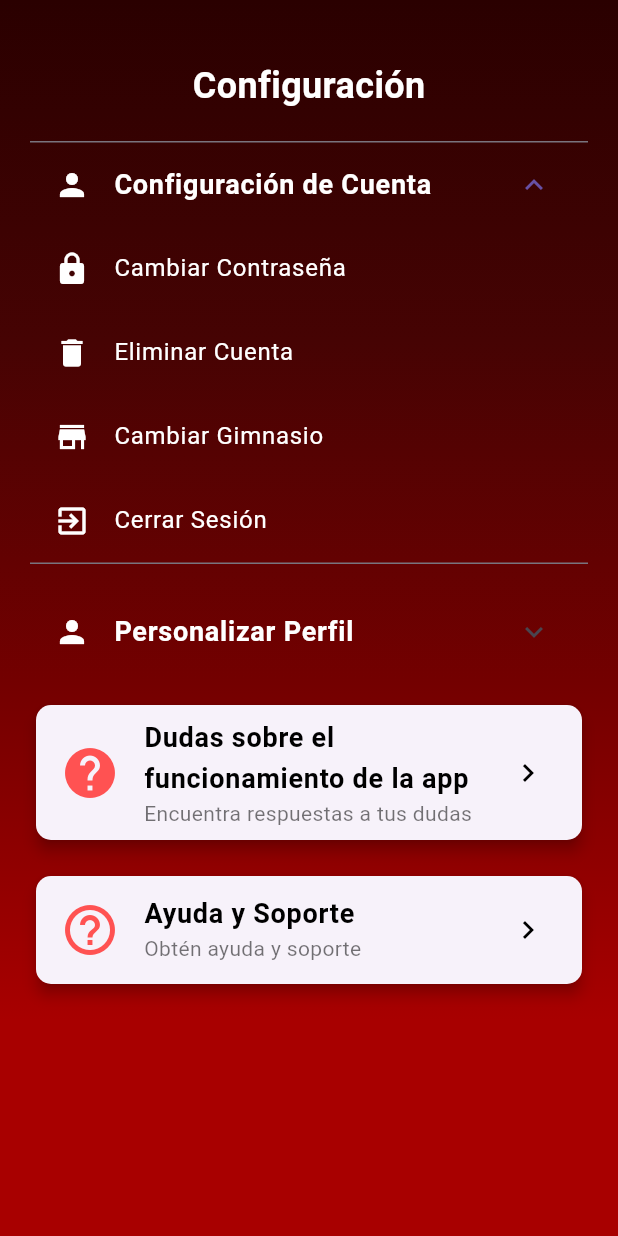
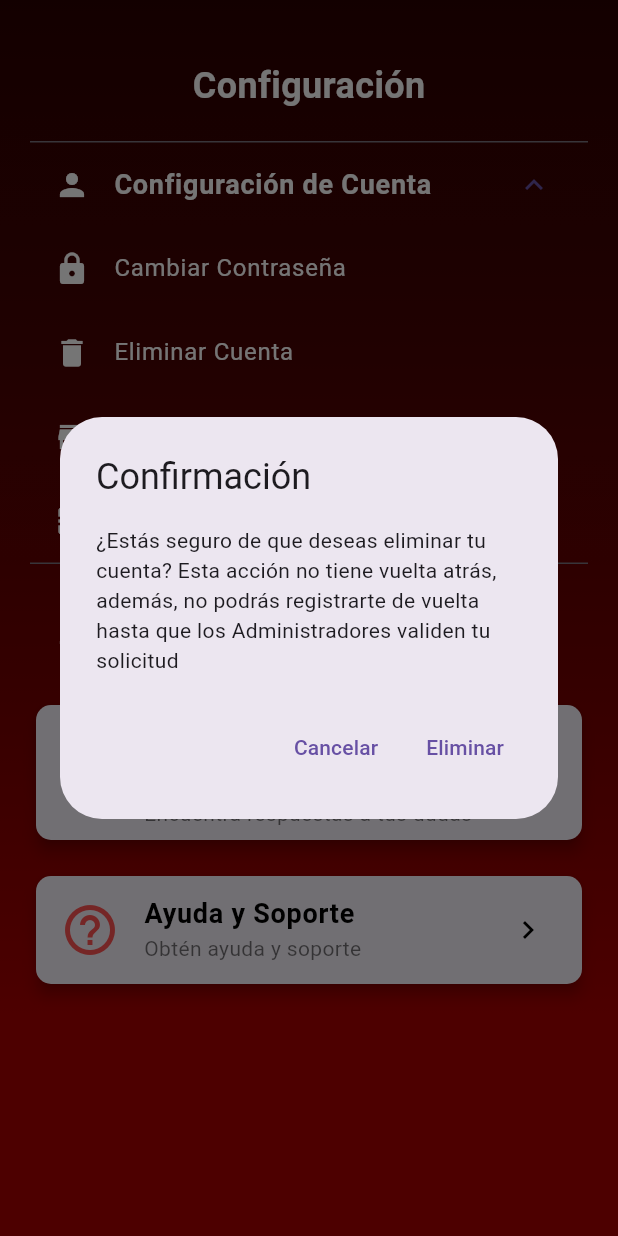
Before and after one commit to ripleyos/ProyectoGimnasio, a Flutter app: the SettingsPage screen opened directly with empty values, after a tap on "Configuración de Cuenta", after a tap on "Eliminar Cuenta", on a phone screen of 412 x 824 dp. Run offline on Flutter 3.47's test engine with Material 3 defaults, Android fonts, the phone set to English and light mode, and no system bars; our stand-ins replace firebase_auth, firebase_core, firebase_storage, fl_chart, flutter_local_notifications, flutter_secure_storage and 5 more; accounts and stored records are empty; network calls fail.

Commit message:
the setup

```diff
--- a/trabajologinflutter/lib/Gestores/GestorClientes.dart
+++ b/trabajologinflutter/lib/Gestores/GestorClientes.dart
@@ -148,7 +148,7 @@ class GestorClientes {
       return false;
     }
   }
-  Future<bool> eliminarCliente(String id) async {
+  static Future<bool> eliminarCliente(String id) async {
     final String url = 'https://gimnasio-bd045-default-rtdb.europe-west1.firebasedatabase.app/Clientes/$id.json';
     print(url);
     final response = await http.delete(Uri.parse(url));
--- a/trabajologinflutter/lib/Pages/PerfilPage.dart
+++ b/trabajologinflutter/lib/Pages/PerfilPage.dart
@@ -480,7 +480,7 @@ class _PerfilPageState extends State<PerfilPage> {
       message = "${amigo.nombre} sabe lo que se hace, ya tiene $estrellas estrellas.";
     } else if (estrellas > 8) {
       backgroundColor = Colors.amber[300]!;
-      message = "${amigo.nombre} es un veterano del gimnasio, tiene $estrellas estrellas.";
+      message = "${amigo.nombre} es un veterano de Booking Gym, tiene $estrellas estrellas.";
     } else {
       backgroundColor = Colors.white;
       message = "${amigo.nombre} tiene $estrellas estrellas.";
--- a/trabajologinflutter/lib/Pages/Settings/CambiarFotoDePerfilPage.dart
+++ b/trabajologinflutter/lib/Pages/Settings/CambiarFotoDePerfilPage.dart
@@ -118,7 +118,7 @@ class _CambiarFotoDePerfilPageState extends State<CambiarFotoDePerfilPage> {
       builder: (BuildContext context) {
         return AlertDialog(
           title: Text('Cambio exitoso'),
-          content: Text('Tus cambios se mostrarán la próxima vez que inicies la app.'),
+          content: Text('Tus cambios se mostrarán la próxima vez que accedas a la seccion perfil'),
           actions: [
             TextButton(
               onPressed: () {
--- a/trabajologinflutter/lib/Pages/SettingsPage.dart
+++ b/trabajologinflutter/lib/Pages/SettingsPage.dart
@@ -235,7 +235,6 @@ class _SettingsPageState extends State<SettingsPage> {
                   title: Text('Cambiar Nombre'),
                   content: TextField(
                     controller: _nombreController,
-                    keyboardType: TextInputType.number,
                     decoration: InputDecoration(hintText: 'Nuevo nombre'),
                   ),
                   actions: <Widget>[
@@ -316,10 +315,27 @@ class _SettingsPageState extends State<SettingsPage> {
           context,
           icon: Icons.delete,
           title: 'Eliminar Cuenta',
+          //Esta accion es de pago, sin embargo el codigo ya esta realizado para su correcto funcionamiento
           onTap: () {
-        /*    // Acción para eliminar la cuenta
+            showDialog(
+              context: context,
+              builder: (BuildContext context) {
+                return AlertDialog(
+                  title: Text('Confirmación'),
+                  content: Text('¿Estás seguro de que deseas eliminar tu cuenta? Esta acción no tiene vuelta atrás, además, no podrás registrarte de vuelta hasta que los Administradores validen tu solicitud'),
+                  actions: <Widget>[
+                    TextButton(
+                      child: Text('Cancelar'),
+                      onPressed: () {
+                        Navigator.of(context).pop(); // Cerrar el cuadro de diálogo
+                      },
+                    ),
+                    TextButton(
+                      child: Text('Eliminar'),
+                      onPressed: () {
                         try {
                           GestorClientes.eliminarCliente(_cliente.id).then((success) {
+                            Navigator.of(context).pop();
                             if (success) {
                               Navigator.push(
                                 context,
@@ -332,8 +348,15 @@ class _SettingsPageState extends State<SettingsPage> {
                             }
                           });
                         } catch (e) {
+                          Navigator.of(context).pop(); // Cerrar el cuadro de diálogo
                           print(e);
-            } */
+                        }
+                      },
+                    ),
+                  ],
+                );
+              },
+            );
           },
         ),
         _buildAccountOption(
--- a/trabajologinflutter/lib/Pages/estadisticas_page.dart
+++ b/trabajologinflutter/lib/Pages/estadisticas_page.dart
@@ -306,7 +306,7 @@ void _ajustarObjetivoMensual() {
           ),
           SizedBox(height: 5),
           Text(
-            '$bookerKcal kcal',
+            '$bookerKcal puntos',
             style: TextStyle(
               fontSize: 16,
               color: Colors.black,
--- a/trabajologinflutter/lib/Pages/login_page.dart
+++ b/trabajologinflutter/lib/Pages/login_page.dart
@@ -181,7 +181,7 @@ class _LoginPageState extends State<LoginPage> {
             builder: (BuildContext context) {
               return AlertDialog(
                 title: const Text('Error de inicio de sesión'),
-                content: Text("no se pudo iniciar sesion"),
+                content: Text("no se pudo iniciar sesion, verifica tus credenciales"),
                 actions: <Widget>[
                   TextButton(
                     onPressed: () {
@@ -203,7 +203,7 @@ class _LoginPageState extends State<LoginPage> {
         builder: (BuildContext context) {
           return AlertDialog(
             title: const Text('Error de inicio de sesión'),
-            content: Text("no se pudo iniciar sesiom"),
+            content: Text("no se pudo iniciar sesion, verifica tus credenciales"),
             actions: <Widget>[
               TextButton(
                 onPressed: () {
--- a/trabajologinflutter/lib/Pages/registro_page.dart
+++ b/trabajologinflutter/lib/Pages/registro_page.dart
@@ -316,7 +316,7 @@ class _RegistroPageState extends State<RegistroPage> {
       builder: (BuildContext context) {
         return AlertDialog(
           title: Text('Registro exitoso'),
-          content: Text('¡Bienvenido! Tu registro ha sido exitoso, porfavor compruebe en su email el correo de verificacion'),
+          content: Text('¡Bienvenido! Tu registro ha sido exitoso'),
           actions: <Widget>[
             TextButton(
               onPressed: () {
```
Lines whose indentation alone changed are shown as unchanged.
